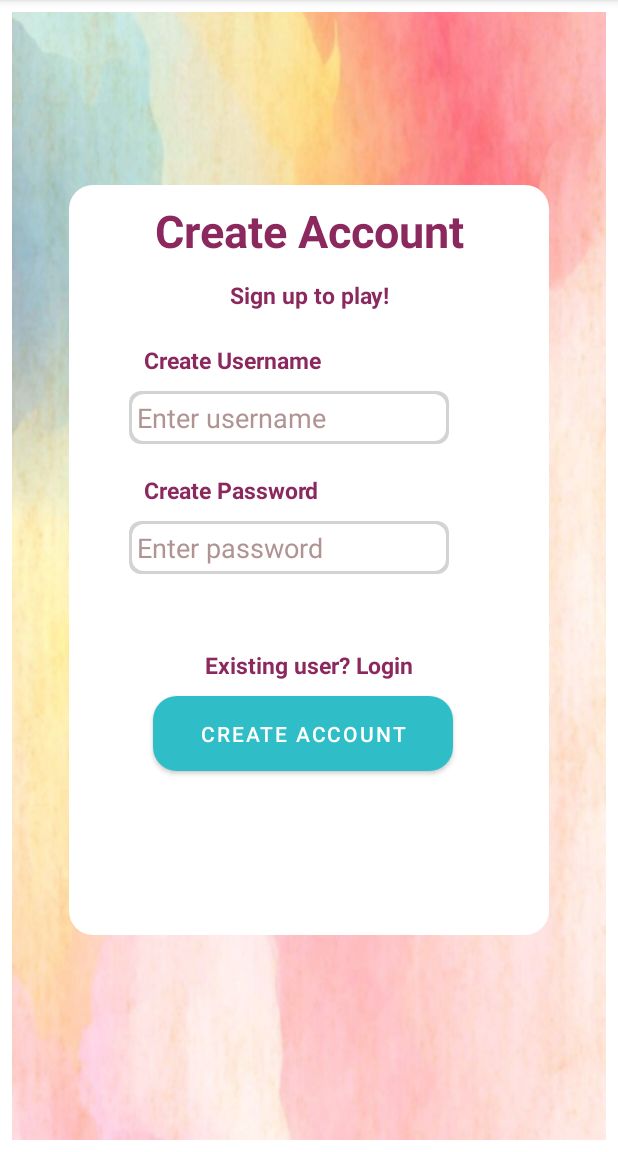
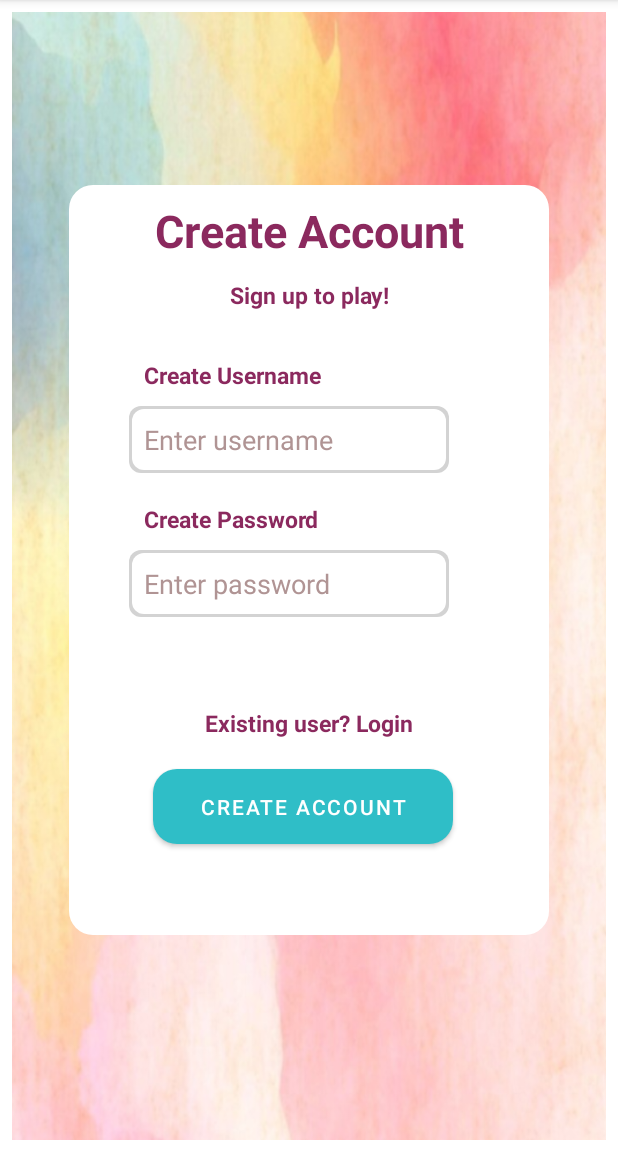
Before and after one commit to Riya-JK/MemoryMaster, an Android app: the screen it shows after launch (MainActivity), after a tap on "New user? Create Account", on a phone screen of 412 x 824 dp, the part 84-1236 px from its top. Run offline under Robolectric (Android 15) with nearby library versions, the phone set to English and light mode, and no system bars; our stand-ins replace Firebase (no records; nobody signed in at launch, a user with empty details on screens opened directly), Picasso; libraries missing offline, so code that uses them is left out: com.github.jinatonic.confetti.

Commit message:
Update signup and login UI

```diff
--- a/app/src/main/res/layout/fragment_login.xml
+++ b/app/src/main/res/layout/fragment_login.xml
@@ -5,7 +5,6 @@
     android:layout_width="match_parent"
     android:layout_height="match_parent"
     android:background="@drawable/ic_signup_background"
-    tools:context=".presentation.LoginActivity"
     android:id="@+id/clRoot"
     app:layout_constraintLeft_toLeftOf="parent"
     app:layout_constraintLeft_toRightOf="parent"
@@ -43,6 +42,7 @@
             android:textStyle="bold"
             android:gravity="center"
             android:padding="2dp"
+            android:layout_marginBottom="10dp"
             android:textColor="@color/pink"
             android:text="Login to play!" />
 
@@ -65,7 +65,7 @@
             android:ems="10"
             android:background="@drawable/edit_text_border"
             android:inputType="textEmailAddress"
-            android:padding="5dp"
+            android:padding="10dp"
             android:hint="Enter username"
             android:layout_marginEnd="40dp"
             android:layout_marginStart="40dp"
@@ -98,7 +98,7 @@
             android:hint="Enter password"
             android:layout_marginEnd="40dp"
             android:layout_marginStart="40dp"
-            android:padding="5dp"
+            android:padding="10dp"
             android:textColor="@color/black"
             android:textColorHint="@color/hint_text_color"
             android:inputType="textPassword"
@@ -113,7 +113,7 @@
             android:textStyle="bold"
             android:gravity="center"
             android:layout_marginTop="40dp"
-            android:padding="10dp"
+            android:padding="20dp"
             android:textColor="@color/pink"
             android:text="New user? Create Account" />
 
--- a/app/src/main/res/layout/fragment_sign_up.xml
+++ b/app/src/main/res/layout/fragment_sign_up.xml
@@ -5,7 +5,6 @@
     android:layout_width="match_parent"
     android:layout_height="match_parent"
     android:background="@drawable/ic_signup_background"
-    tools:context=".presentation.SignUpActivity"
     app:layout_constraintLeft_toLeftOf="parent"
     app:layout_constraintLeft_toRightOf="parent"
     android:id="@+id/clRoot"
@@ -43,6 +42,7 @@
             android:textStyle="bold"
             android:gravity="center"
             android:padding="2dp"
+            android:layout_marginBottom="10dp"
             android:textColor="@color/pink"
             android:text="Sign up to play!" />
 
@@ -65,7 +65,7 @@
             android:ems="10"
             android:background="@drawable/edit_text_border"
             android:inputType="textEmailAddress"
-            android:padding="5dp"
+            android:padding="10dp"
             android:layout_marginEnd="40dp"
             android:layout_marginStart="40dp"
             android:hint="Enter username"
@@ -96,7 +96,7 @@
             android:background="@drawable/edit_text_border"
             android:ems="10"
             android:hint="Enter password"
-            android:padding="5dp"
+            android:padding="10dp"
             android:layout_marginEnd="40dp"
             android:textColor="@color/black"
             android:textColorHint="@color/hint_text_color"
@@ -112,7 +112,7 @@
             android:textSize="15sp"
             android:textStyle="bold"
             android:gravity="center"
-            android:padding="10dp"
+            android:padding="20dp"
             android:layout_marginTop="40dp"
             android:textColor="@color/pink"
             android:text="Existing user? Login" />
```
